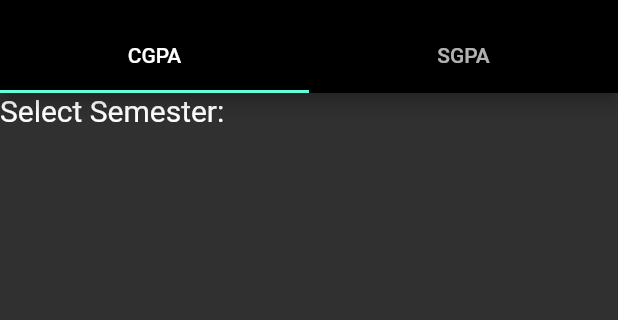
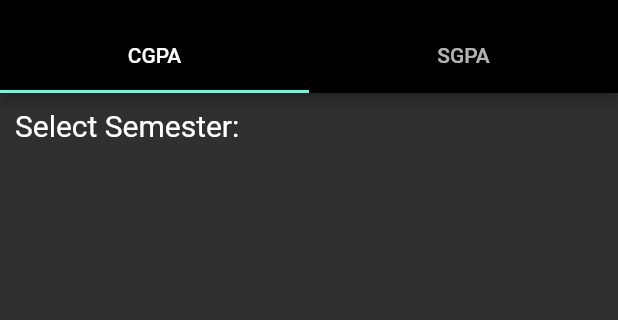
Before and after one commit to Kemosabe2911/ktu_app_flutter, a Flutter app: the screen it shows after launch, on a phone screen of 412 x 824 dp, the part 63-383 px from its top. Run offline on Flutter 3.47's test engine with Material 2 defaults, Android fonts, the phone set to English and light mode, and no system bars.

Commit message:
tab update

```diff
--- a/ktu_help/lib/main.dart
+++ b/ktu_help/lib/main.dart
@@ -135,9 +135,12 @@ class _CgpaPageState extends State<CgpaPage>{
       Widget build(BuildContext context){
         return Scaffold(
           body: Container(
-            child: Text('Select Semester:',style: const TextStyle(fontSize: 20, color: Colors.white,), textAlign: TextAlign.center,),
+            child: Padding(
+                        child: Text('Select Semester:',style: const TextStyle(fontSize: 20, color: Colors.white,),
+                         textAlign: TextAlign.center,),
+                        padding: EdgeInsets.fromLTRB(10, 10, 0, 0),
 
-
+                        ),
             ),
         );
   }
```
